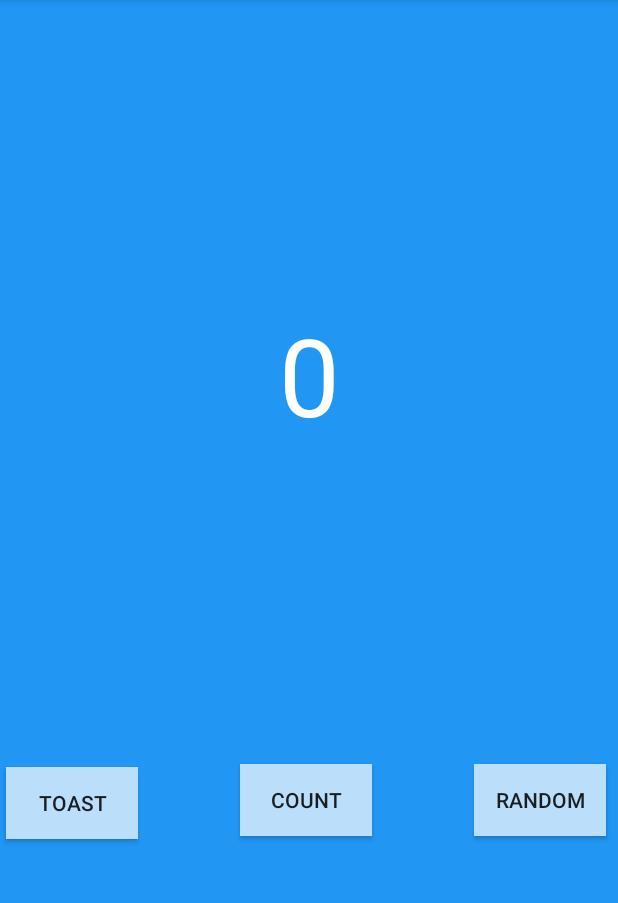
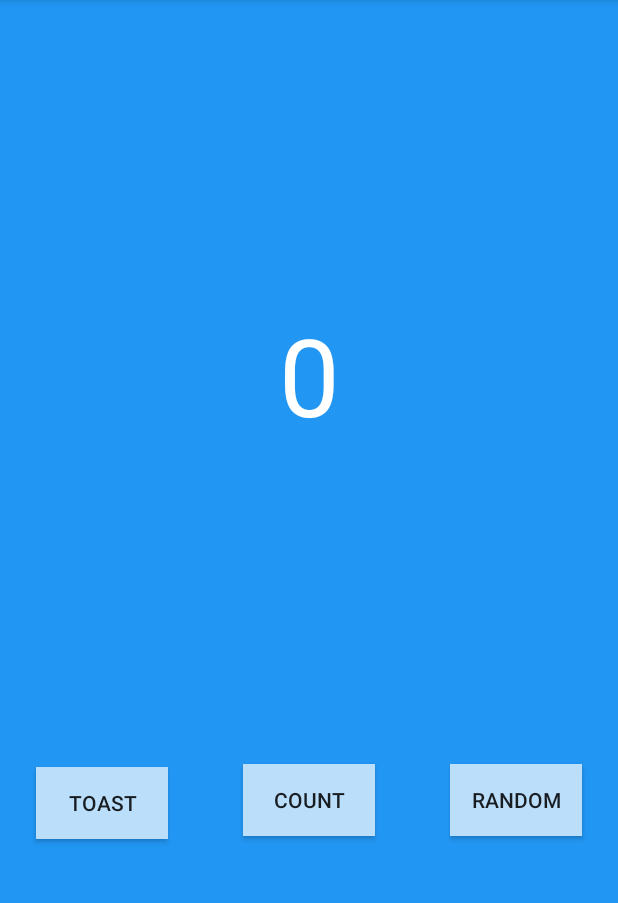
Before and after one commit to ig6966/android_firstapp, an Android app: the screen it shows after launch (MainActivity), on a phone screen of 412 x 824 dp, the part 84-987 px from its top. Run offline under Robolectric (Android 15) with nearby library versions, the phone set to English and light mode, and no system bars.

```diff
--- a/app/src/main/res/layout/activity_main.xml
+++ b/app/src/main/res/layout/activity_main.xml
@@ -21,16 +21,18 @@
             android:id="@+id/textView"/>
     <Button
             android:text="Toast"
+            android:onClick="toastMe"
             android:background="@color/buttonBackground"
             android:layout_width="wrap_content"
             android:layout_height="wrap_content"
             android:id="@+id/toast_button"
             app:layout_constraintTop_toBottomOf="@+id/textView" android:layout_marginBottom="8dp"
             app:layout_constraintBottom_toBottomOf="parent" app:layout_constraintStart_toStartOf="parent"
-            android:layout_marginLeft="24dp" android:layout_marginStart="4dp"
+            android:layout_marginLeft="24dp" android:layout_marginStart="24dp"
             app:layout_constraintVertical_bias="0.515"/>
     <Button
             android:text="Count"
+            android:onClick="countMe"
             android:background="@color/buttonBackground"
             android:layout_width="wrap_content"
             android:layout_height="wrap_content"
@@ -47,6 +49,6 @@
             android:id="@+id/random_button" android:layout_marginTop="8dp"
             app:layout_constraintTop_toBottomOf="@+id/textView" android:layout_marginBottom="8dp"
             app:layout_constraintBottom_toBottomOf="parent" app:layout_constraintEnd_toEndOf="parent"
-            android:layout_marginEnd="8dp" android:layout_marginRight="24dp"/>
+            android:layout_marginEnd="24dp" android:layout_marginRight="24dp"/>
 
 </android.support.constraint.ConstraintLayout>
```
Also changed, not shown: app/src/main/java/com/example/testapp/MainActivity.kt (+16 -0 lines).
